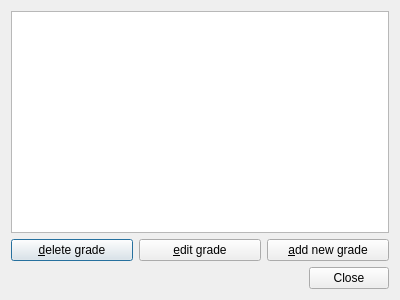
Qt form gakuseibesu/editgrades.ui (Syjgin/gakuseibesu) before a commit.
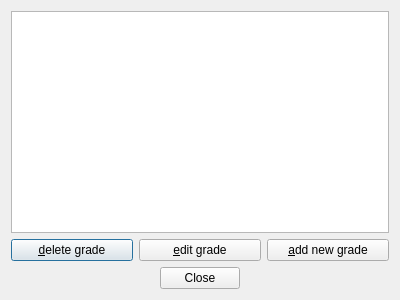
The same form after that commit.

What changed in the file:
```diff
--- a/gakuseibesu/editgrades.ui
+++ b/gakuseibesu/editgrades.ui
@@ -50,6 +50,9 @@
      <property name="standardButtons">
       <set>QDialogButtonBox::Close</set>
      </property>
+     <property name="centerButtons">
+      <bool>true</bool>
+     </property>
     </widget>
    </item>
   </layout>
```
